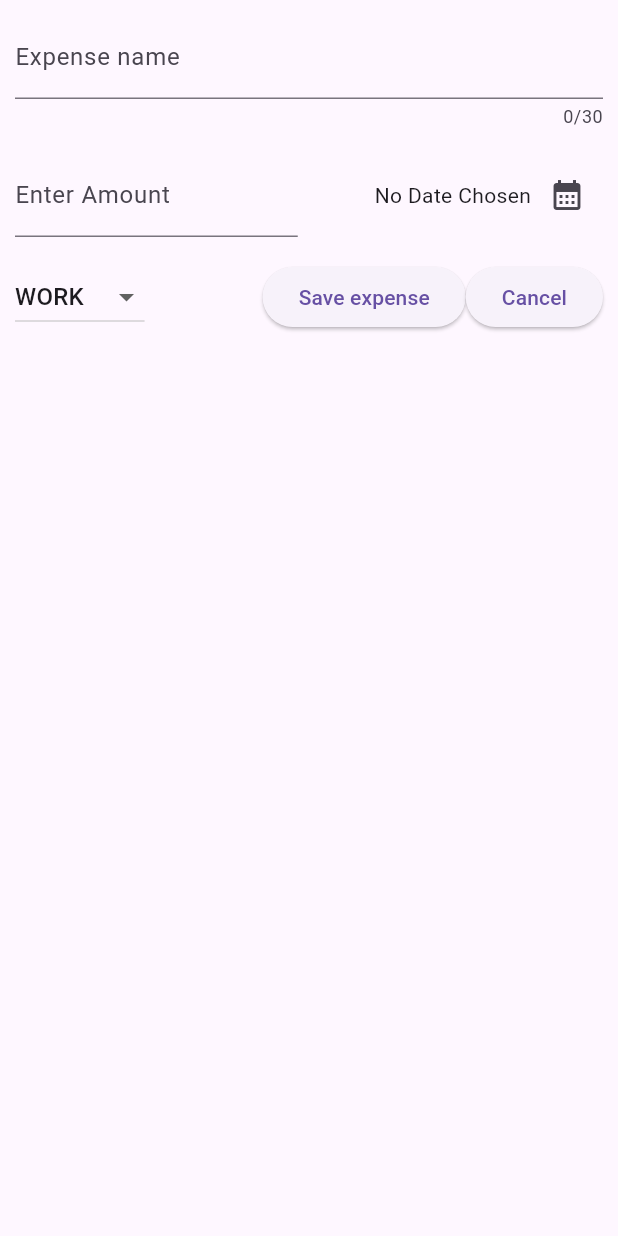
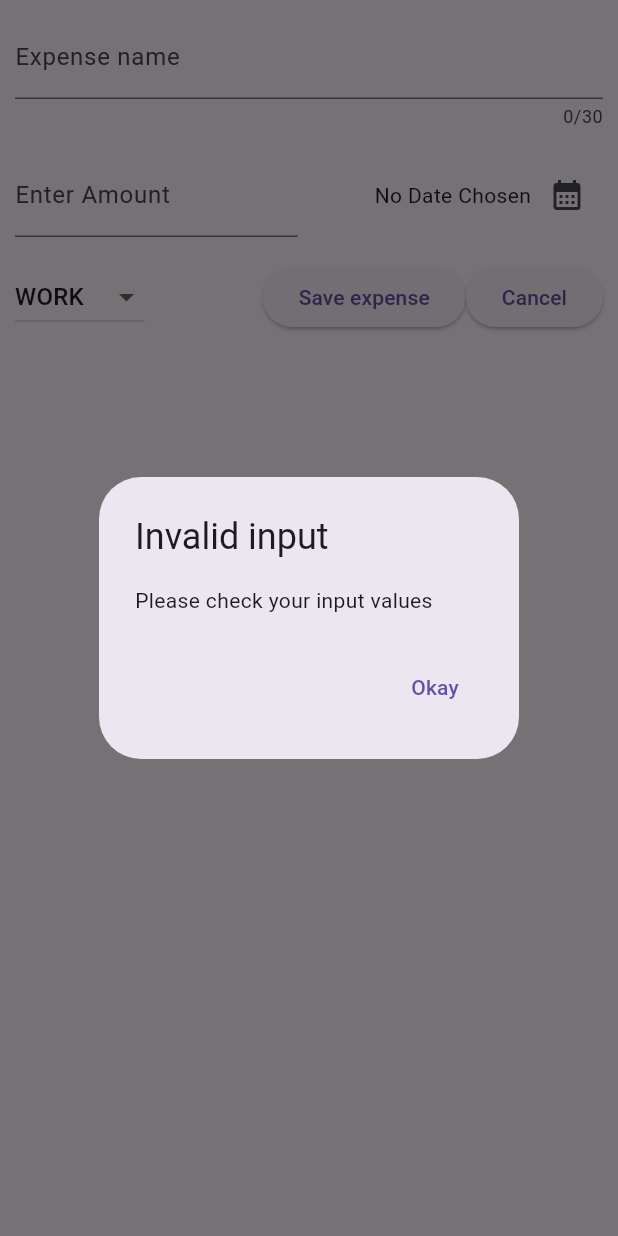
Before and after one commit to nvenkm/expense_tracker, a Flutter app: the NewExpense widget shown alone on an empty page, opened directly, after a tap on "Save expense", on a phone screen of 412 x 824 dp. Run offline on Flutter 3.47's test engine with Material 3 defaults, Android fonts, the phone set to English and light mode, and no system bars.

```diff
--- a/lib/widgets/new_expense.dart
+++ b/lib/widgets/new_expense.dart
@@ -1,5 +1,6 @@
 import 'package:expense_tracker/models/expense.dart';
 import 'package:flutter/material.dart';
+import 'package:flutter/widgets.dart';
 import 'package:intl/intl.dart';
 
 final formatter = DateFormat.yMd();
@@ -39,6 +40,34 @@ class _NewExpenseState extends State<NewExpense> {
     setState(() {
       _selectedDate = date;
     });
+  }
+
+  void _submitExpenseForm() {
+    final enteredAmount = double.tryParse(_amountController.text);
+    final isAmountInvalid = enteredAmount == null || enteredAmount <= 0;
+    if (_titleController.text.trim().isEmpty ||
+        isAmountInvalid ||
+        _selectedDate == null) {
+      //show error message
+      showDialog(
+        context: context,
+        builder: (ctx) {
+          return AlertDialog(
+            title: const Text('Invalid input'),
+            content: const Text("Please check your input values"),
+            actions: [
+              TextButton(
+                onPressed: () {
+                  Navigator.pop(ctx);
+                },
+                child: const Text('Okay'),
+              ),
+            ],
+          );
+        },
+      );
+      return;
+    }
   }
 
   @override
@@ -113,10 +142,7 @@ class _NewExpenseState extends State<NewExpense> {
               ),
               Spacer(),
               ElevatedButton(
-                onPressed: () {
-                  print(_titleController.text);
-                  print(_amountController.text);
-                },
+                onPressed: _submitExpenseForm,
                 child: const Text('Save expense'),
               ),
               ElevatedButton(
```
